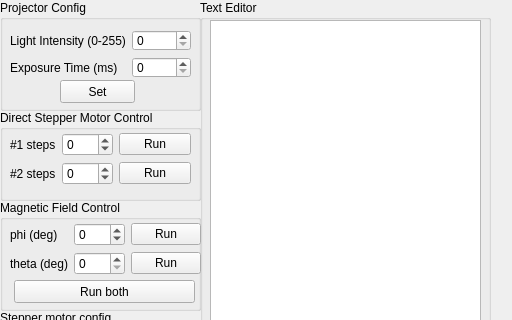
The window that client side/mainwindow.ui (atelier-ritz/pycrafter4500_stepper-based) describes before a commit, drawn with Qt 5; both pictures show x 0 to 512 and y 0 to 320 of the 512 by 712 pixel window.
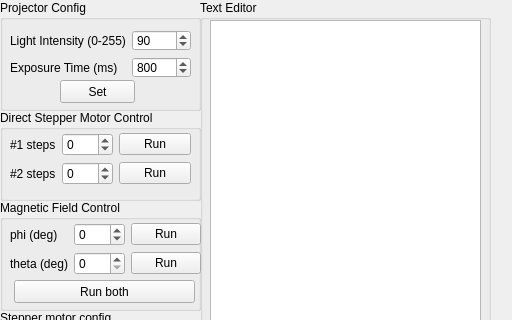
The same window after the commit.

The edit to the form file:
```diff
--- a/client side/mainwindow.ui
+++ b/client side/mainwindow.ui
@@ -64,6 +64,9 @@
         <property name="maximum">
          <number>255</number>
         </property>
+        <property name="value">
+         <number>90</number>
+        </property>
         <property name="displayIntegerBase">
          <number>10</number>
         </property>
@@ -81,6 +84,9 @@
         <property name="maximum">
          <number>5000</number>
         </property>
+        <property name="value">
+         <number>800</number>
+        </property>
        </widget>
       </item>
      </layout>
```
Left out of the diff: 2 changed lines with no effect on the pictures.
